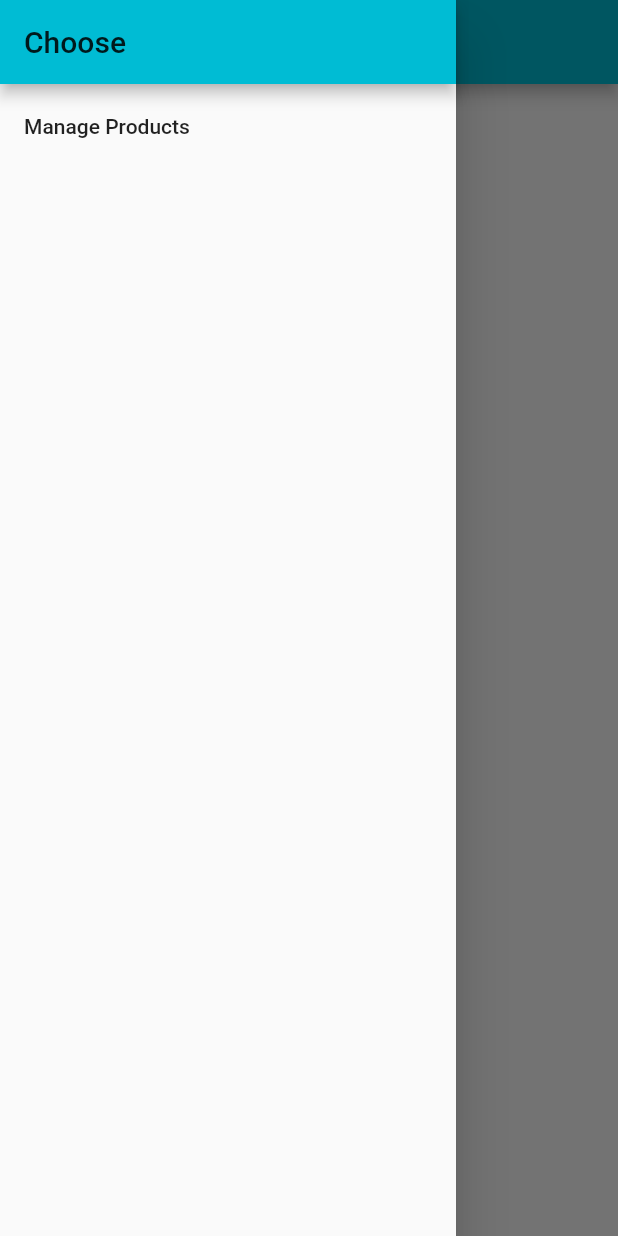
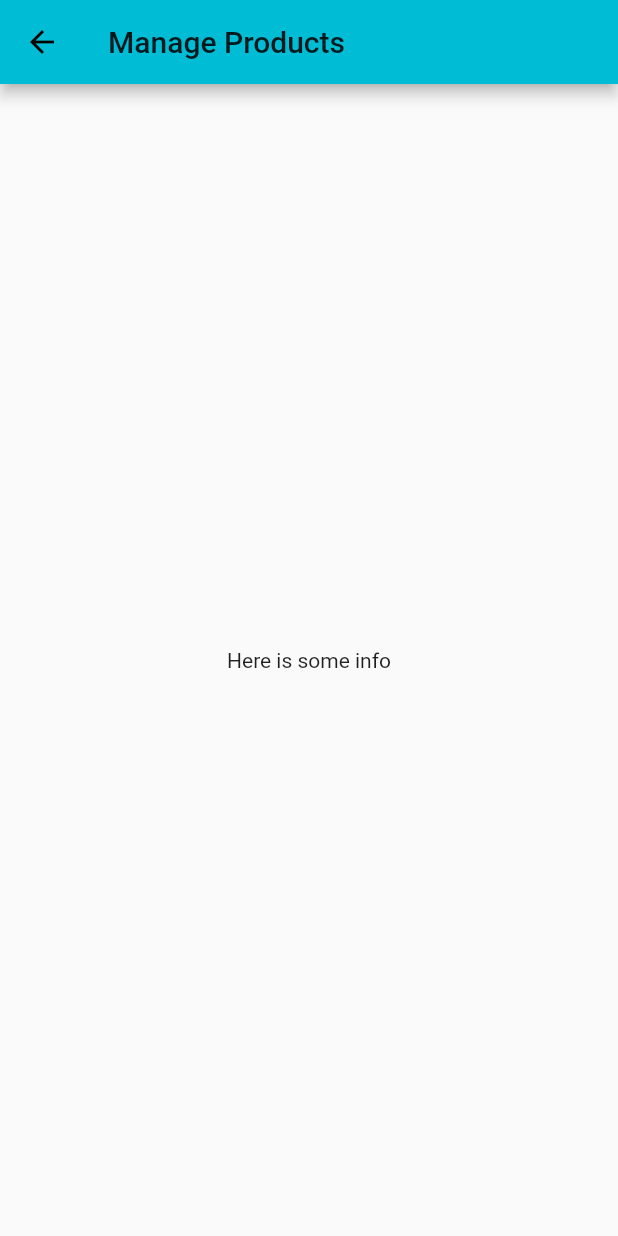
Before and after one commit to hinriksnaer/FlutterUdemy, a Flutter app: the ProductsPage screen opened directly, in the side drawer, after a tap on "Manage Products", on a phone screen of 412 x 824 dp. Run offline on Flutter 3.47's test engine with Material 2 defaults, Android fonts, the phone set to English and light mode, and no system bars.

Commit message:
assignment 2

```diff
--- a/lib/pages/auth.dart
+++ b/lib/pages/auth.dart
@@ -14,7 +14,7 @@ class AuthPage extends StatelessWidget {
         child: RaisedButton(
           child: Text('LOGIN'),
           onPressed: () {
-            Navigator.pushReplacement(
+            Navigator.push(
               context,
               MaterialPageRoute(
                   builder: (BuildContext context) => ProductsPage()),
--- a/lib/pages/product.dart
+++ b/lib/pages/product.dart
@@ -9,7 +9,6 @@ class Product extends StatelessWidget {
 
   @override
   Widget build(BuildContext context) {
-    // TODO: implement build
     return WillPopScope(
       onWillPop: () {
         print('back button pressed');
--- a/lib/pages/products.dart
+++ b/lib/pages/products.dart
@@ -1,6 +1,7 @@
 import 'package:flutter/material.dart';
 
 import '../product_manager.dart';
+import './products_admin.dart';
 
 class ProductsPage extends StatelessWidget {
   @override
@@ -14,7 +15,15 @@ class ProductsPage extends StatelessWidget {
               automaticallyImplyLeading: false,
               title: Text('Choose'),
             ),
-            ListTile(title: Text('Manage Products'), onTap: () {}),
+            ListTile(
+                title: Text('Manage Products'),
+                onTap: () {
+                  Navigator.pushReplacement(
+                    context,
+                    MaterialPageRoute(
+                        builder: (BuildContext context) => ProductsAdminPage()),
+                  );
+                }),
           ],
         ),
       ),
--- /dev/null
+++ b/lib/pages/products_admin.dart
@@ -0,0 +1,15 @@
+import 'package:flutter/material.dart';
+
+class ProductsAdminPage extends StatelessWidget {
+  @override
+  Widget build(BuildContext context) {
+    return Scaffold(
+      appBar: AppBar(
+        title: Text('Manage Products'),
+      ),
+      body: Center(
+        child: Text('Here is some info'),
+      ),
+    );
+  }
+}
```
